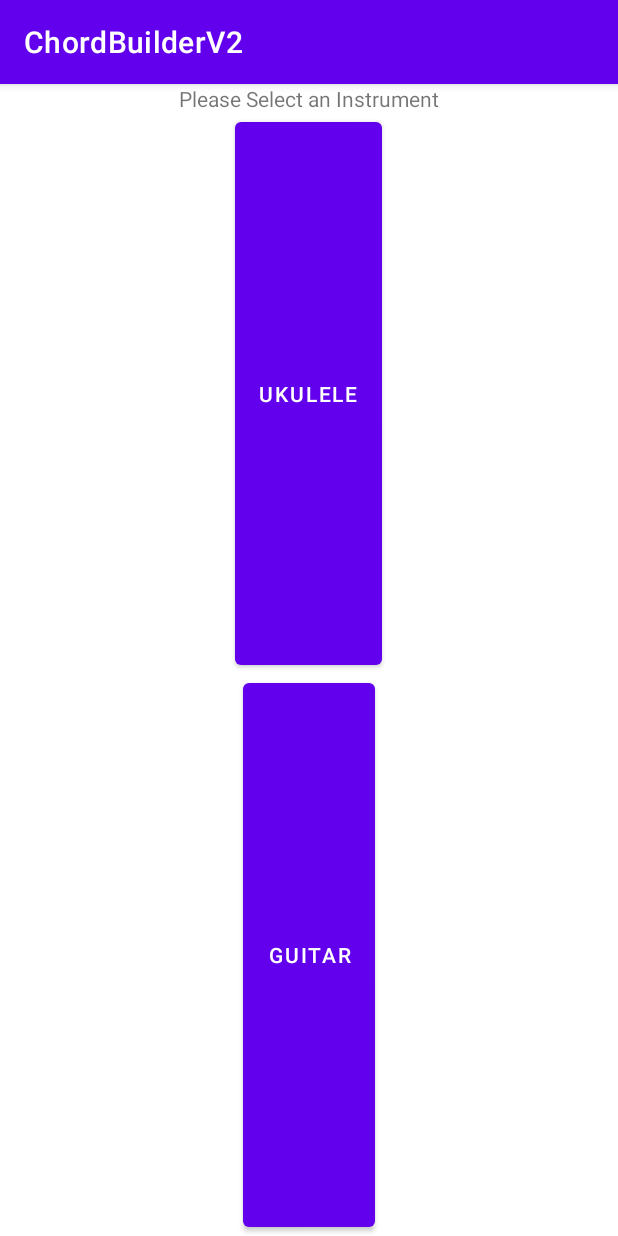
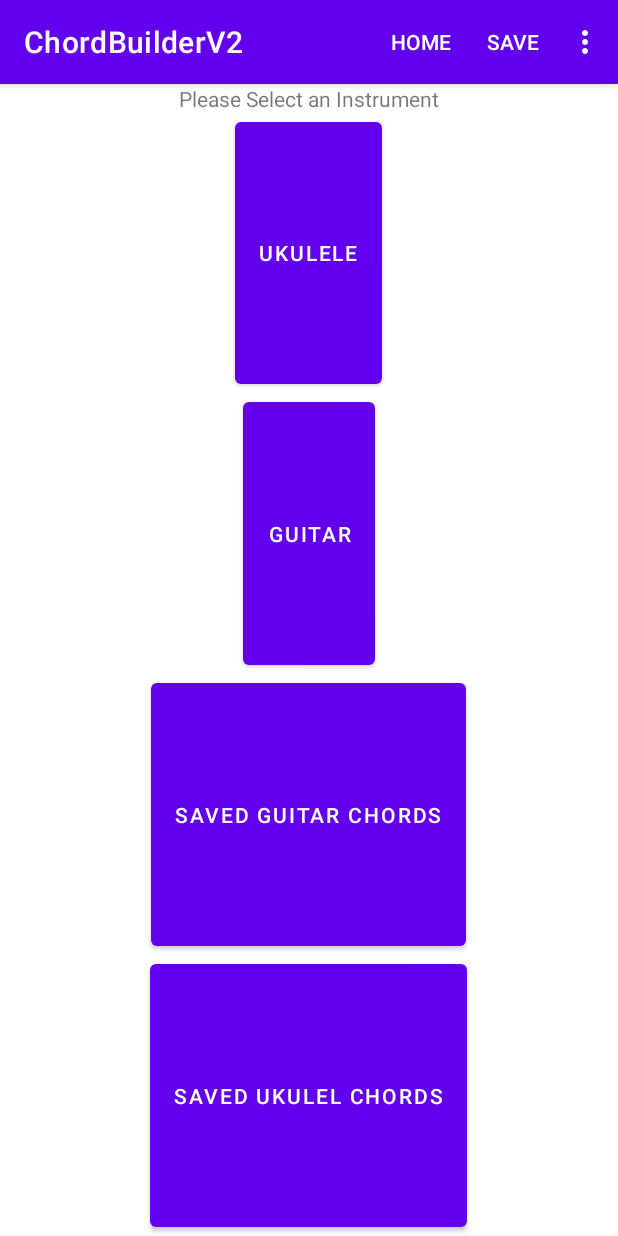
Before and after one commit to alexKotz-koz/ChordBuilder, an Android app: the screen it shows after launch (MainActivity), on a phone screen of 412 x 824 dp. Run offline under Robolectric (Android 15) with nearby library versions, the phone set to English and light mode, and no system bars.

Commit message:
User Saved Chords Table and insert into table

```diff
--- a/app/src/main/AndroidManifest.xml
+++ b/app/src/main/AndroidManifest.xml
@@ -11,7 +11,8 @@
         android:roundIcon="@mipmap/ic_launcher_round"
         android:supportsRtl="true"
         android:theme="@style/Theme.ChordBuilderV2">
-        <activity android:name=".GUIGridUkulele"></activity>
+        <activity android:name=".SavedGuitarChordsActivity"></activity>
+        <activity android:name=".GUIGridUkulele" />
         <activity android:name=".GUIGridGuitar" />
         <activity android:name=".UkuleleActivity" />
         <activity android:name=".GuitarActivity" />
--- a/app/src/main/java/com/example/chordbuilderv2/ChordBuilderContract.java
+++ b/app/src/main/java/com/example/chordbuilderv2/ChordBuilderContract.java
@@ -11,6 +11,8 @@ public class ChordBuilderContract {
 
     public static final String TABLE_NAME_UKULELE = "ukuleleChords";
     public static final String SQL_CREATE_TABLE_UKULELE="CREATE TABLE ukuleleChords (_id INTEGER PRIMARY KEY, name TEXT, string1 INTEGER, string2 INTEGER, string3 INTEGER, string4 INTEGER )";
+    public static final String SQL_CREATE_USER_TABLE="CREATE TABLE userChords (_id INTEGER PRIMARY KEY, instrument TEXT, chordName TEXT, fingering TEXT, chordNotes TEXT)";
 
+    public static final String TABLE_NAME_SAVED_GUITAR = "CREATE TABLE savedChords (_id INTEGER PRIMARY KEY, instrumentName TEXT, )";
 
 }
--- a/app/src/main/java/com/example/chordbuilderv2/ChordBuilderDBHelper.java
+++ b/app/src/main/java/com/example/chordbuilderv2/ChordBuilderDBHelper.java
@@ -15,6 +15,7 @@ public class ChordBuilderDBHelper extends SQLiteOpenHelper {
     public void onCreate(SQLiteDatabase sqLiteDatabase) {
         String query = "CREATE TABLE ukuleleChords (_id INTEGER PRIMARY KEY, name TEXT, string1 INTEGER, string2 INTEGER, string3 INTEGER, string4 INTEGER )";
         sqLiteDatabase.execSQL(query);
+
         String insertQuery = "INSERT INTO ukuleleChords\n" +
                 "\t\t(name, string1, string2, string3, string4)\n" +
                 "\tVALUES\n" +
@@ -127,6 +128,9 @@ public class ChordBuilderDBHelper extends SQLiteOpenHelper {
                 "\t\t(\"Bmaj7\", 3, 3 ,2, 2),\n" +
                 "\t\t(\"B9\", 2, 3 ,2, 4);";
         sqLiteDatabase.execSQL(insertQuery);
+
+        String userCreateQuery = "CREATE TABLE userChords (_id INTEGER PRIMARY KEY, instrument TEXT, chordName TEXT, fingering TEXT, chordNotes TEXT)";
+        sqLiteDatabase.execSQL(userCreateQuery);
     }
 
     @Override
--- a/app/src/main/java/com/example/chordbuilderv2/MainActivity.java
+++ b/app/src/main/java/com/example/chordbuilderv2/MainActivity.java
@@ -1,25 +1,25 @@
 package com.example.chordbuilderv2;
 
+import androidx.annotation.NonNull;
 import androidx.appcompat.app.AppCompatActivity;
 
 import android.content.Intent;
 import android.os.Bundle;
 import android.os.Handler;
 import android.view.Menu;
+import android.view.MenuInflater;
+import android.view.MenuItem;
 import android.view.View;
 import android.widget.Button;
 
 public class MainActivity extends AppCompatActivity {
 
     ChordBuilderDBHelper chordDatabaseHelper;
-    //ChordWrapper chordWrapper;
     private Handler mainHandler;
-   // ChordHandlerThread chordHandlerThread;
-    Button ukukleleButtonMain;
+    Button ukuleleButtonMain;
     Button guitarButtonMain;
-
+    Menu mainMenu;
     ChordBuilderDBHelper chordBuilderDBHelper;
-    Menu menu;
 
     @Override
     protected void onCreate(Bundle savedInstanceState) {
@@ -27,9 +27,10 @@ public class MainActivity extends AppCompatActivity {
         setContentView(R.layout.activity_main);
         chordDatabaseHelper = new ChordBuilderDBHelper(getApplicationContext());
         chordDatabaseHelper.getReadableDatabase();
-        ukukleleButtonMain = findViewById(R.id.buttonUkulele);
+        ukuleleButtonMain = findViewById(R.id.buttonUkulele);
         guitarButtonMain = findViewById(R.id.buttonGuitar);
         chordBuilderDBHelper = new ChordBuilderDBHelper(getApplicationContext());
+
 
     }
     public void onClickUkulele(View view){
@@ -40,6 +41,33 @@ public class MainActivity extends AppCompatActivity {
     public void onClickGuitar(View view){
         Intent intent = new Intent(getApplicationContext(), GUIGridGuitar.class);
         startActivity(intent);
+    }
+
+    public void onClickSavedGuitar(View view){
 
     }
+
+    public void onClickSavedUkulele(View view){}
+
+
+
+
+    @Override
+    public boolean onCreateOptionsMenu(Menu menu) {
+        MenuInflater menuInflater = getMenuInflater();
+        menuInflater.inflate(R.menu.menu_main,menu);
+        return true;
+    }
+
+    @Override
+    public boolean onOptionsItemSelected(@NonNull MenuItem item) {
+        switch (item.getItemId()){
+            case R.id.item_home:
+                Intent intent = new Intent(getApplicationContext(),MainActivity.class);
+                startActivity(intent);
+                return true;
+
+        }
+        return super.onOptionsItemSelected(item);
+    }
 }
--- a/app/src/main/res/layout/activity_main.xml
+++ b/app/src/main/res/layout/activity_main.xml
@@ -1,6 +1,5 @@
 <?xml version="1.0" encoding="utf-8"?>
 <LinearLayout xmlns:android="http://schemas.android.com/apk/res/android"
-    xmlns:app="http://schemas.android.com/apk/res-auto"
     xmlns:tools="http://schemas.android.com/tools"
     android:layout_width="match_parent"
     android:layout_height="match_parent"
@@ -32,4 +31,18 @@
         android:onClick="onClickGuitar"
         android:text="Guitar" />
 
+    <Button
+        android:id="@+id/savedChordsGuitar"
+        android:layout_width="wrap_content"
+        android:layout_height="wrap_content"
+        android:layout_weight="1"
+        android:text="Saved Guitar Chords" />
+    <Button
+        android:id="@+id/savedChordsUkulele"
+        android:layout_width="wrap_content"
+        android:layout_height="wrap_content"
+        android:layout_weight="1"
+        android:text="Saved Ukulel Chords"
+        />
+
 </LinearLayout>
--- /dev/null
+++ b/app/src/main/res/menu/menu_main.xml
@@ -0,0 +1,21 @@
+<?xml version="1.0" encoding="utf-8"?>
+<menu xmlns:app="http://schemas.android.com/apk/res-auto"
+    xmlns:android="http://schemas.android.com/apk/res/android">
+
+    <item
+        android:id="@+id/item_home"
+        android:title="Home"
+        app:showAsAction="ifRoom|withText" />
+    <item
+        android:id="@+id/item_save"
+        android:title="Save"
+        app:showAsAction="ifRoom|withText" />
+    <item
+        android:id="@+id/item_metronome"
+        android:title="@string/metronome"
+        app:showAsAction="ifRoom|withText" />
+    <item
+        android:id="@+id/item_instruction"
+        android:title="Instructions"
+        app:showAsAction="ifRoom|withText" />
+</menu>
--- a/app/src/main/res/values/strings.xml
+++ b/app/src/main/res/values/strings.xml
@@ -1,6 +1,7 @@
 <resources>
     <string name="app_name">ChordBuilderV2</string>
     <string name="submit">submit</string>
+    <string name="metronome">Metronome</string>
     <string-array name="notes_array">
         <item> </item>
         <item>C</item>
```
Also changed, not shown: app/src/main/java/com/example/chordbuilderv2/GuitarActivity.java (+40 -2 lines), app/src/main/java/com/example/chordbuilderv2/SavedGuitarChordsActivity.java (added, +14 -0 lines), app/src/main/res/layout/activity_saved_guitar_chords.xml (added, +9 -0 lines).
